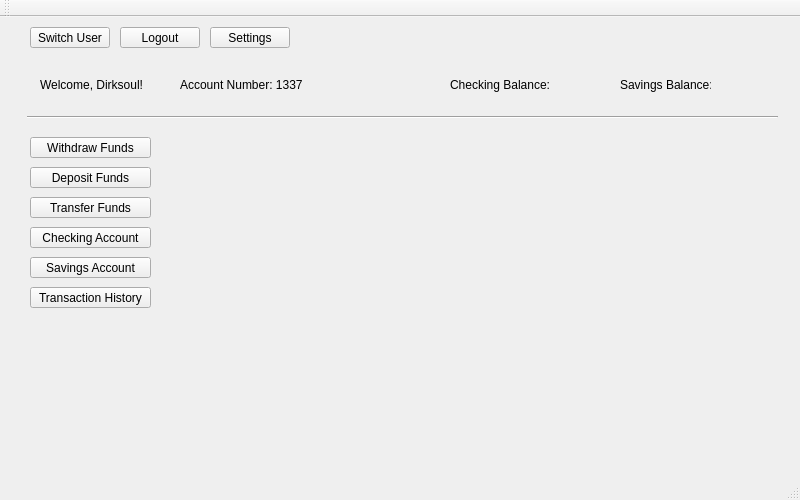
This is mainwindow.ui in Refleximus/BankingAppBOJ-GitRepository as Qt 5 draws it before an edit. The edited form follows.
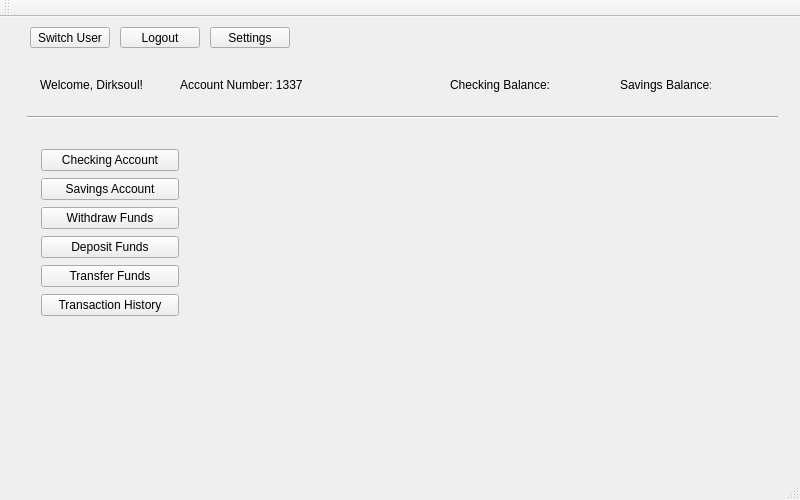
This is the edited form.

Diff of the .ui file:
```diff
--- a/mainwindow.ui
+++ b/mainwindow.ui
@@ -79,85 +79,7 @@
      <enum>Qt::Horizontal</enum>
     </property>
    </widget>
-   <widget class="QPushButton" name="buttonWithdraw">
-    <property name="geometry">
-     <rect>
-      <x>30</x>
-      <y>120</y>
-      <width>121</width>
-      <height>21</height>
-     </rect>
-    </property>
-    <property name="text">
-     <string>Withdraw Funds</string>
-    </property>
-   </widget>
-   <widget class="QPushButton" name="buttonDeposit">
-    <property name="geometry">
-     <rect>
-      <x>30</x>
-      <y>150</y>
-      <width>121</width>
-      <height>21</height>
-     </rect>
-    </property>
-    <property name="text">
-     <string>Deposit Funds</string>
-    </property>
-   </widget>
-   <widget class="QPushButton" name="buttonTransferpushButton_3">
-    <property name="geometry">
-     <rect>
-      <x>30</x>
-      <y>180</y>
-      <width>121</width>
-      <height>21</height>
-     </rect>
-    </property>
-    <property name="text">
-     <string>Transfer Funds</string>
-    </property>
-   </widget>
-   <widget class="QPushButton" name="buttonChecking">
-    <property name="geometry">
-     <rect>
-      <x>30</x>
-      <y>210</y>
-      <width>121</width>
-      <height>21</height>
-     </rect>
-    </property>
-    <property name="text">
-     <string>Checking Account</string>
-    </property>
-   </widget>
-   <widget class="QPushButton" name="buttonSavings">
-    <property name="geometry">
-     <rect>
-      <x>30</x>
-      <y>240</y>
-      <width>121</width>
-      <height>21</height>
-     </rect>
-    </property>
-    <property name="text">
-     <string>Savings Account</string>
-    </property>
-   </widget>
-   <widget class="QPushButton" name="buttonHistory">
-    <property name="geometry">
-     <rect>
-      <x>30</x>
-      <y>270</y>
-      <width>121</width>
-      <height>21</height>
-     </rect>
-    </property>
-    <property name="text">
-     <string>Transaction History</string>
-    </property>
-   </widget>
-   <widget class="QPushButton" name="pushButton">
+   <widget class="QPushButton" name="buttonSwitchUser">
     <property name="geometry">
      <rect>
       <x>30</x>
@@ -228,6 +150,60 @@
      <string/>
     </property>
    </widget>
+   <widget class="QWidget" name="verticalLayoutWidget">
+    <property name="geometry">
+     <rect>
+      <x>30</x>
+      <y>120</y>
+      <width>160</width>
+      <height>191</height>
+     </rect>
+    </property>
+    <layout class="QVBoxLayout" name="verticalLayout">
+     <item>
+      <widget class="QPushButton" name="buttonChecking">
+       <property name="text">
+        <string>Checking Account</string>
+       </property>
+      </widget>
+     </item>
+     <item>
+      <widget class="QPushButton" name="buttonSavings">
+       <property name="text">
+        <string>Savings Account</string>
+       </property>
+      </widget>
+     </item>
+     <item>
+      <widget class="QPushButton" name="buttonWithdraw">
+       <property name="text">
+        <string>Withdraw Funds</string>
+       </property>
+      </widget>
+     </item>
+     <item>
+      <widget class="QPushButton" name="buttonDeposit">
+       <property name="text">
+        <string>Deposit Funds</string>
+       </property>
+      </widget>
+     </item>
+     <item>
+      <widget class="QPushButton" name="buttonTransfer">
+       <property name="text">
+        <string>Transfer Funds</string>
+       </property>
+      </widget>
+     </item>
+     <item>
+      <widget class="QPushButton" name="buttonHistory">
+       <property name="text">
+        <string>Transaction History</string>
+       </property>
+      </widget>
+     </item>
+    </layout>
+   </widget>
   </widget>
   <widget class="QMenuBar" name="menuBar">
    <property name="geometry">
```
Left out of the diff: 4 changed lines with no effect on the pictures.
